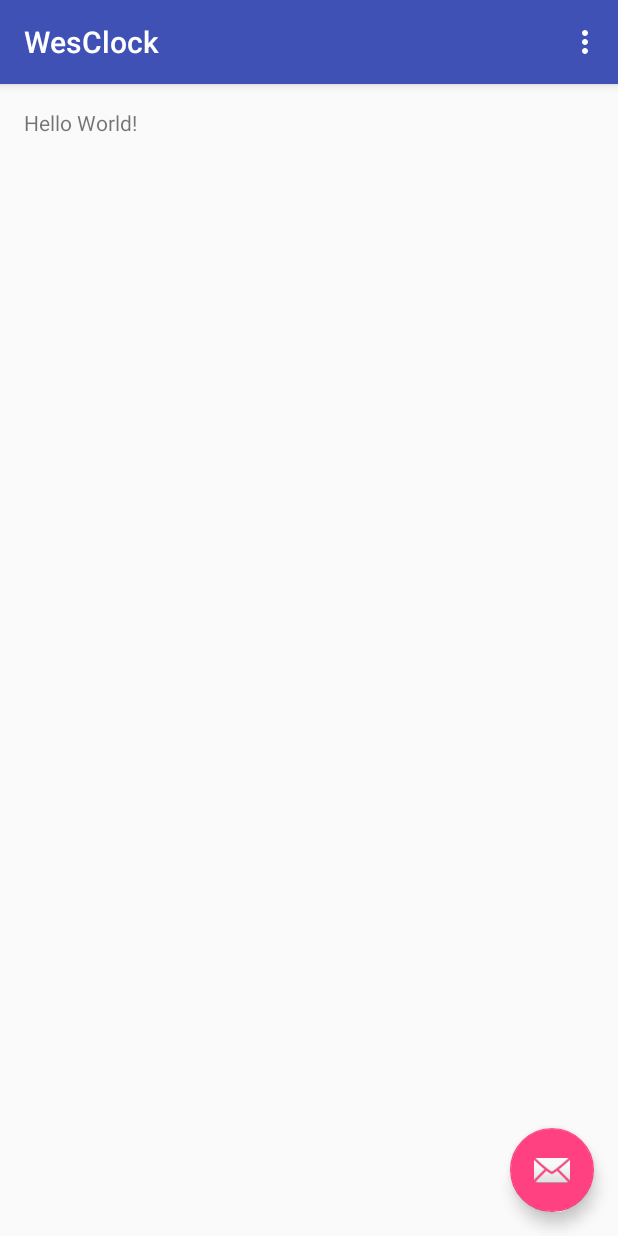
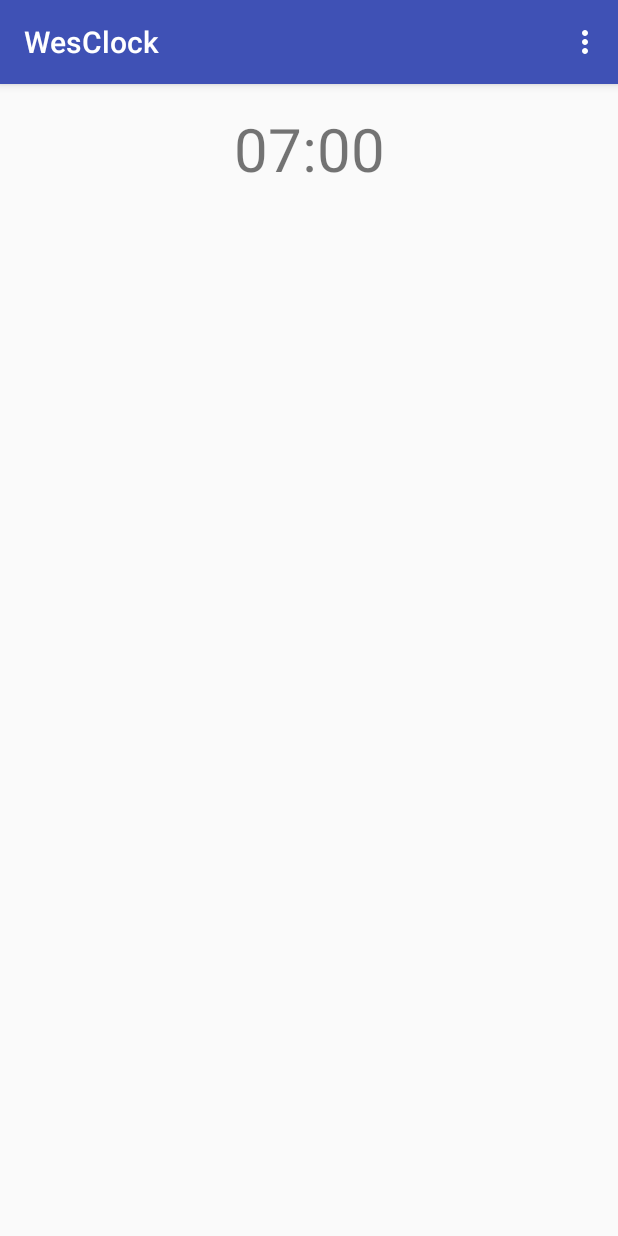
Before and after one commit to tahnok/ALRM, an Android app: the screen it shows after launch (SetAlarmActivity), on a phone screen of 412 x 824 dp. Run offline under Robolectric (Android 15) with nearby library versions, the phone set to English and light mode, and no system bars; our stand-ins replace ButterKnife.

Commit message:
working time class + saving

```diff
--- a/app/build.gradle
+++ b/app/build.gradle
@@ -1,4 +1,5 @@
 apply plugin: 'com.android.application'
+apply plugin: 'android-apt'
 
 android {
   compileSdkVersion 24
@@ -27,4 +28,7 @@ dependencies {
   compile 'com.android.support:appcompat-v7:24.2.1'
   compile 'com.android.support:design:24.2.1'
   testCompile 'junit:junit:4.12'
+
+  compile 'com.jakewharton:butterknife:8.4.0'
+  apt 'com.jakewharton:butterknife-compiler:8.4.0'
 }
--- a/app/src/main/java/me/tahnok/wesclock/SetAlarmActivity.java
+++ b/app/src/main/java/me/tahnok/wesclock/SetAlarmActivity.java
@@ -1,15 +1,21 @@
 package me.tahnok.wesclock;
 
+import android.app.TimePickerDialog;
 import android.os.Bundle;
-import android.support.design.widget.FloatingActionButton;
-import android.support.design.widget.Snackbar;
 import android.support.v7.app.AppCompatActivity;
 import android.support.v7.widget.Toolbar;
-import android.view.View;
 import android.view.Menu;
 import android.view.MenuItem;
+import android.widget.TextView;
+import android.widget.TimePicker;
 
-public class SetAlarmActivity extends AppCompatActivity {
+import butterknife.BindView;
+import butterknife.ButterKnife;
+import butterknife.OnClick;
+
+public class SetAlarmActivity extends AppCompatActivity implements TimePickerDialog.OnTimeSetListener {
+
+    @BindView(R.id.currentTime) TextView currentTimeView;
 
     @Override
     public boolean onCreateOptionsMenu(Menu menu) {
@@ -33,6 +39,8 @@ public class SetAlarmActivity extends AppCompatActivity {
         return super.onOptionsItemSelected(item);
     }
 
+    private Time time;
+
     @Override
     protected void onCreate(Bundle savedInstanceState) {
         super.onCreate(savedInstanceState);
@@ -40,13 +48,25 @@ public class SetAlarmActivity extends AppCompatActivity {
         Toolbar toolbar = (Toolbar) findViewById(R.id.toolbar);
         setSupportActionBar(toolbar);
 
-        FloatingActionButton fab = (FloatingActionButton) findViewById(R.id.fab);
-        fab.setOnClickListener(new View.OnClickListener() {
-            @Override
-            public void onClick(View view) {
-                Snackbar.make(view, "Replace with your own action", Snackbar.LENGTH_LONG)
-                    .setAction("Action", null).show();
-            }
-        });
+        ButterKnife.bind(this);
+        time = Settings.getInstance(this).getTime();
+        render();
     }
+
+    protected void render() {
+        currentTimeView.setText(time.toString());
+    }
+
+    @OnClick(R.id.currentTime)
+    protected void setTime() {
+        new TimePickerDialog(this, this, time.getHour(), time.getMinute(), true).show();
+    }
+
+    @Override
+    public void onTimeSet(TimePicker view, int hourOfDay, int minute) {
+        time = new Time(hourOfDay, minute);
+        Settings.getInstance(this).setTime(time);
+        render();
+    }
+
 }
--- /dev/null
+++ b/app/src/main/java/me/tahnok/wesclock/Settings.java
@@ -0,0 +1,46 @@
+package me.tahnok.wesclock;
+
+import android.content.Context;
+import android.content.SharedPreferences;
+
+/**
+ * Created by wes on 2016-10-23.
+ */
+
+public class Settings {
+    private static final String KEY_HOUR = "hour";
+    private static final String KEY_MINUTE = "minute";
+
+    private static Settings instance;
+    private final SharedPreferences preferences;
+
+    protected Settings(Context context) {
+        preferences = context.getSharedPreferences("things", Context.MODE_PRIVATE);
+    }
+
+    public static Settings getInstance(Context context) {
+        if (instance == null) {
+            instance = new Settings(context);
+        }
+        return instance;
+    }
+
+    public Time getTime() {
+        return new Time(getHour(), getMinute());
+    }
+
+    private int getMinute() {
+        return preferences.getInt(KEY_MINUTE, 0);
+    }
+
+    private int getHour() {
+        return preferences.getInt(KEY_HOUR, 7);
+    }
+
+    public void setTime(Time time) {
+        preferences.edit()
+            .putInt(KEY_HOUR, time.getHour())
+            .putInt(KEY_MINUTE, time.getMinute()).apply();
+    }
+
+}
--- /dev/null
+++ b/app/src/main/java/me/tahnok/wesclock/Time.java
@@ -0,0 +1,25 @@
+package me.tahnok.wesclock;
+
+public class Time {
+
+    private final int hour;
+    private final int minute;
+
+    public Time(int hour, int minute) {
+        this.hour = hour;
+        this.minute = minute;
+    }
+
+    public int getHour() {
+        return this.hour;
+    }
+
+    public int getMinute() {
+        return this.minute;
+    }
+
+    public String toString() {
+        return String.format("%02d:%02d", this.hour, this.minute);
+    }
+
+}
--- a/app/src/main/res/layout/activity_set_alarm.xml
+++ b/app/src/main/res/layout/activity_set_alarm.xml
@@ -24,12 +24,4 @@
 
     <include layout="@layout/content_set_alarm"/>
 
-    <android.support.design.widget.FloatingActionButton
-        android:id="@+id/fab"
-        android:layout_width="wrap_content"
-        android:layout_height="wrap_content"
-        android:layout_gravity="bottom|end"
-        android:layout_margin="@dimen/fab_margin"
-        app:srcCompat="@android:drawable/ic_dialog_email"/>
-
 </android.support.design.widget.CoordinatorLayout>
--- a/app/src/main/res/layout/content_set_alarm.xml
+++ b/app/src/main/res/layout/content_set_alarm.xml
@@ -1,5 +1,5 @@
 <?xml version="1.0" encoding="utf-8"?>
-<RelativeLayout
+<LinearLayout
     android:id="@+id/content_set_alarm"
     xmlns:android="http://schemas.android.com/apk/res/android"
     xmlns:app="http://schemas.android.com/apk/res-auto"
@@ -10,12 +10,18 @@
     android:paddingLeft="@dimen/activity_horizontal_margin"
     android:paddingRight="@dimen/activity_horizontal_margin"
     android:paddingTop="@dimen/activity_vertical_margin"
+    android:orientation="vertical"
     app:layout_behavior="@string/appbar_scrolling_view_behavior"
     tools:context="me.tahnok.wesclock.SetAlarmActivity"
     tools:showIn="@layout/activity_set_alarm">
 
     <TextView
-        android:layout_width="wrap_content"
+        android:id="@+id/currentTime"
+        android:layout_gravity="center"
+        android:layout_width="match_parent"
         android:layout_height="wrap_content"
-        android:text="Hello World!"/>
-</RelativeLayout>
+        android:gravity="center"
+        android:textSize="40dp"
+        tools:text="09:12"
+        />
+</LinearLayout>
--- a/build.gradle
+++ b/build.gradle
@@ -3,9 +3,11 @@
 buildscript {
   repositories {
     jcenter()
+    mavenCentral()
   }
   dependencies {
     classpath 'com.android.tools.build:gradle:2.2.2'
+    classpath 'com.neenbedankt.gradle.plugins:android-apt:1.8'
 
     // NOTE: Do not place your application dependencies here; they belong
     // in the individual module build.gradle files
```
